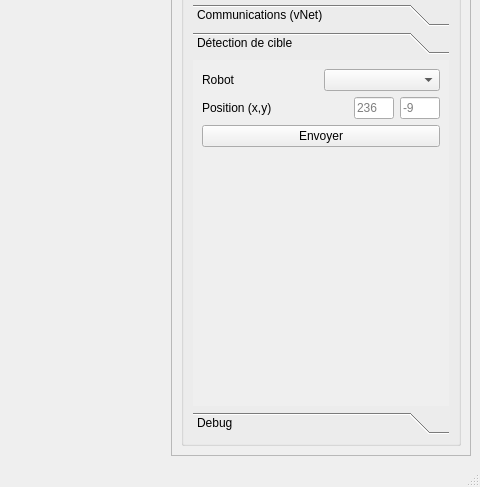
The window that scripts/main_window.ui (chgrand/ismac) describes before a commit, drawn with Qt 5; both pictures show x 512 to 992 and y 398 to 885 of the 992 by 885 pixel window.
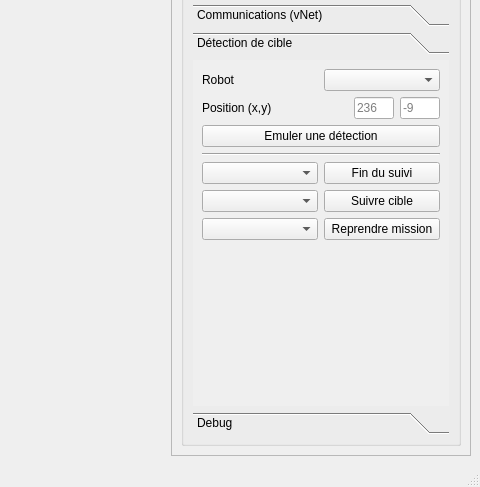
The same window after the commit. The open tabs and pages were chosen to show the change. Custom widgets are drawn as their Qt base class.

Commit message: Add buttons to deal with the team when a target is detected : repair, track, stop Fix a bug : not closing even when closing the window or sending a signal

```diff
--- a/scripts/main_window.ui
+++ b/scripts/main_window.ui
@@ -389,7 +389,7 @@
                <x>0</x>
                <y>0</y>
                <width>254</width>
-               <height>236</height>
+               <height>269</height>
               </rect>
              </property>
              <attribute name="label">
@@ -450,10 +450,59 @@
               <item>
                <widget class="QPushButton" name="targetSendButton">
                 <property name="text">
-                 <string>Envoyer</string>
+                 <string>Emuler une détection</string>
                 </property>
                </widget>
               </item>
+              <item>
+               <widget class="Line" name="line_2">
+                <property name="orientation">
+                 <enum>Qt::Horizontal</enum>
+                </property>
+               </widget>
+              </item>
+              <item>
+               <layout class="QHBoxLayout" name="horizontalLayout_15">
+                <item>
+                 <widget class="QComboBox" name="targetEndBox"/>
+                </item>
+                <item>
+                 <widget class="QPushButton" name="targetEndButton">
+                  <property name="text">
+                   <string>Fin du suivi</string>
+                  </property>
+                 </widget>
+                </item>
+               </layout>
+              </item>
+              <item>
+               <layout class="QHBoxLayout" name="horizontalLayout_13">
+                <item>
+                 <widget class="QComboBox" name="targetTrackBox"/>
+                </item>
+                <item>
+                 <widget class="QPushButton" name="targetTrackButton">
+                  <property name="text">
+                   <string>Suivre cible</string>
+                  </property>
+                 </widget>
+                </item>
+               </layout>
+              </item>
+              <item>
+               <layout class="QHBoxLayout" name="horizontalLayout_14">
+                <item>
+                 <widget class="QComboBox" name="targetRepairBox"/>
+                </item>
+                <item>
+                 <widget class="QPushButton" name="targetRepairButton">
+                  <property name="text">
+                   <string>Reprendre mission</string>
+                  </property>
+                 </widget>
+                </item>
+               </layout>
+              </item>
               <item>
                <spacer name="verticalSpacer_3">
                 <property name="orientation">
```
Left out of the diff: 4 changed lines with no effect on the pictures. The commit also changes 3 other files.
